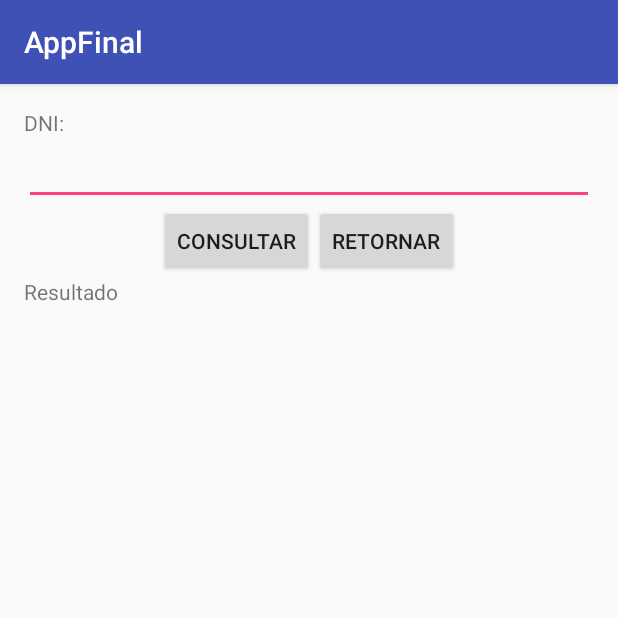
After one commit to ldiaz2016/CursoAndroid, an Android app: the ConsultarActivity screen opened directly, with no data from a screen before it, on a phone screen of 412 x 824 dp, the top half of it. The commit adds this screen. Run offline under Robolectric (Android 15) with nearby library versions, the phone set to English and light mode, and no system bars.

Commit message:
Agregar activity_consultar.xml

```diff
--- a/AppFinal/app/src/main/AndroidManifest.xml
+++ b/AppFinal/app/src/main/AndroidManifest.xml
@@ -17,7 +17,8 @@
                 <category android:name="android.intent.category.LAUNCHER" />
             </intent-filter>
         </activity>
-        <activity android:name=".RegistrarActivity"></activity>
+        <activity android:name=".RegistrarActivity" />
+        <activity android:name=".ConsultarActivity"></activity>
     </application>
 
 </manifest>
--- a/AppFinal/app/src/main/java/com/example/user/appfinal/MainActivity.java
+++ b/AppFinal/app/src/main/java/com/example/user/appfinal/MainActivity.java
@@ -34,8 +34,8 @@ public class MainActivity extends AppCompatActivity {
 
     public void onClickConsultar(View view)
     {
-        //Intent intent = new Intent(getApplicationContext(),ConsultarActivity.class);
-        //startActivity(intent);
+        Intent intent = new Intent(getApplicationContext(),ConsultarActivity.class);
+        startActivity(intent);
         this.finish();
     }
 
--- /dev/null
+++ b/AppFinal/app/src/main/res/layout/activity_consultar.xml
@@ -0,0 +1,61 @@
+<?xml version="1.0" encoding="utf-8"?>
+
+<RelativeLayout xmlns:android="http://schemas.android.com/apk/res/android"
+xmlns:tools="http://schemas.android.com/tools"
+android:layout_width="match_parent"
+android:layout_height="match_parent"
+android:paddingBottom="@dimen/activity_vertical_margin"
+android:paddingLeft="@dimen/activity_horizontal_margin"
+android:paddingRight="@dimen/activity_horizontal_margin"
+android:paddingTop="@dimen/activity_vertical_margin"
+tools:context="com.example.user.appfinal.ConsultarActivity">
+
+<TextView android:text="DNI:" android:layout_width="match_parent"
+    android:layout_height="wrap_content"
+    android:id="@+id/tvDNI" />
+
+<EditText
+    android:layout_width="match_parent"
+    android:layout_height="wrap_content"
+    android:inputType="number"
+    android:ems="10"
+    android:id="@+id/et_dni"
+    android:layout_below="@+id/tvDNI"
+    android:layout_alignParentLeft="true"
+    android:layout_alignParentStart="true" />
+
+<LinearLayout
+    android:orientation="horizontal"
+    android:layout_width="match_parent"
+    android:layout_height="wrap_content"
+    android:gravity="center"
+    android:id="@+id/linearLayout"
+    android:layout_below="@+id/et_dni"
+    android:layout_alignParentLeft="true"
+    android:layout_alignParentStart="true">
+
+    <Button
+        android:layout_width="wrap_content"
+        android:layout_height="wrap_content"
+        android:text="Consultar"
+        android:id="@+id/btn_consultar"
+        android:onClick="onClickConsultar" />
+
+    <Button
+        android:layout_width="wrap_content"
+        android:layout_height="wrap_content"
+        android:text="retornar"
+        android:id="@+id/btn_retornar"
+        android:onClick="onClickRetornar" />
+</LinearLayout>
+
+<TextView
+    android:layout_width="match_parent"
+    android:layout_height="wrap_content"
+    android:text="Resultado"
+    android:id="@+id/tv_resultado"
+    android:layout_below="@+id/linearLayout"
+    android:layout_alignParentLeft="true"
+    android:layout_alignParentStart="true" />
+
+</RelativeLayout>
```
Also changed, not shown: AppFinal/app/src/main/java/com/example/user/appfinal/ConsultarActivity.java (added, +65 -0 lines).
